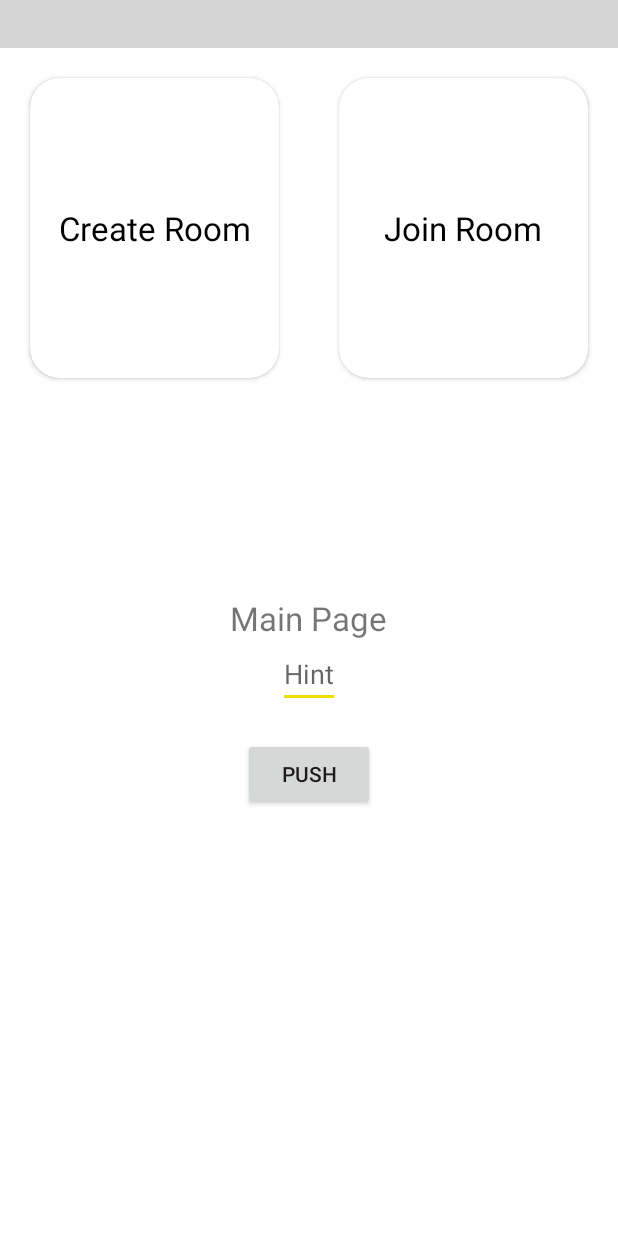
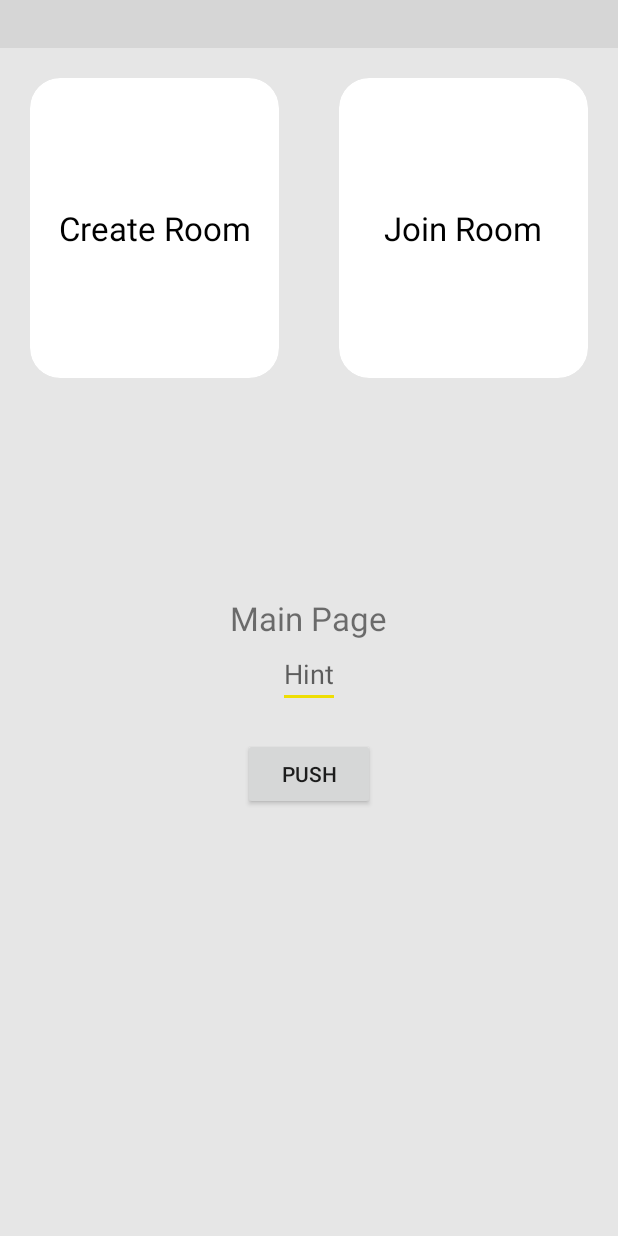
Before and after one commit to TachyonTechLabs/IPLAuction2K19_App, an Android app: the screen it shows after launch once a user with an empty profile is signed in (AfterRegistrationMainActivity), on a phone screen of 412 x 824 dp. Run offline under Robolectric (Android 15) with nearby library versions, the light colour scheme and no system bars; our stand-ins replace Firebase (no records; nobody signed in at launch, a user with empty details on screens opened directly); 4 statements that could not run were skipped; grey boxes are pictures that could not be loaded.

Commit message:
New Release version support and colors

```diff
--- a/app/src/main/java/com/tachyon/techlabs/iplauction/AfterRegistrationMainActivity.java
+++ b/app/src/main/java/com/tachyon/techlabs/iplauction/AfterRegistrationMainActivity.java
@@ -59,7 +59,7 @@ public class AfterRegistrationMainActivity extends AppCompatActivity implements
 
         if(Build.VERSION.SDK_INT>22)
         {
-            getWindow().setStatusBarColor(ContextCompat.getColor(this, R.color.white));
+            getWindow().setStatusBarColor(ContextCompat.getColor(this, R.color.background_grey));
             getWindow().getDecorView().setSystemUiVisibility(View.SYSTEM_UI_FLAG_LAYOUT_STABLE|View.SYSTEM_UI_FLAG_LIGHT_STATUS_BAR);
         }
 
--- a/app/src/main/res/layout/activity_after_registration_main.xml
+++ b/app/src/main/res/layout/activity_after_registration_main.xml
@@ -3,8 +3,9 @@
     xmlns:android="http://schemas.android.com/apk/res/android"
     xmlns:app="http://schemas.android.com/apk/res-auto"
     xmlns:tools="http://schemas.android.com/tools"
+    xmlns:card_view="http://schemas.android.com/tools"
     android:id="@+id/drawerLayout"
-    android:background="@color/white"
+    android:background="@color/background_grey"
     android:layout_height="match_parent"
     android:layout_width="match_parent">
 
@@ -34,7 +35,9 @@
                 android:layout_weight="1"
                 android:layout_margin="20dp"
                 app:cardCornerRadius="20dp"
-                android:elevation="0dp">
+                android:elevation="0dp"
+                card_view:cardElevation="0dp"
+                app:cardElevation="0dp">
 
                 <RelativeLayout
                     android:layout_width="match_parent"
@@ -61,7 +64,8 @@
                 android:layout_weight="1"
                 android:layout_height="200dp"
                 android:layout_margin="20dp"
-                app:cardCornerRadius="20dp">
+                app:cardCornerRadius="20dp"
+                app:cardElevation="0dp">
 
                 <RelativeLayout
                     android:layout_width="match_parent"
--- a/app/src/main/res/values/colors.xml
+++ b/app/src/main/res/values/colors.xml
@@ -15,4 +15,5 @@
     <color name="ipl_logo_top">#27213B</color>
     <color name="ipl_logo_top_dark">#000016</color>
     <color name="ipl_logo_bottom_left">#2B6733</color>
+    <color name="background_grey">#E6E6E6</color>
 </resources>
```
Also changed, not shown: app/build.gradle (+16 -3 lines), 1 other file.
